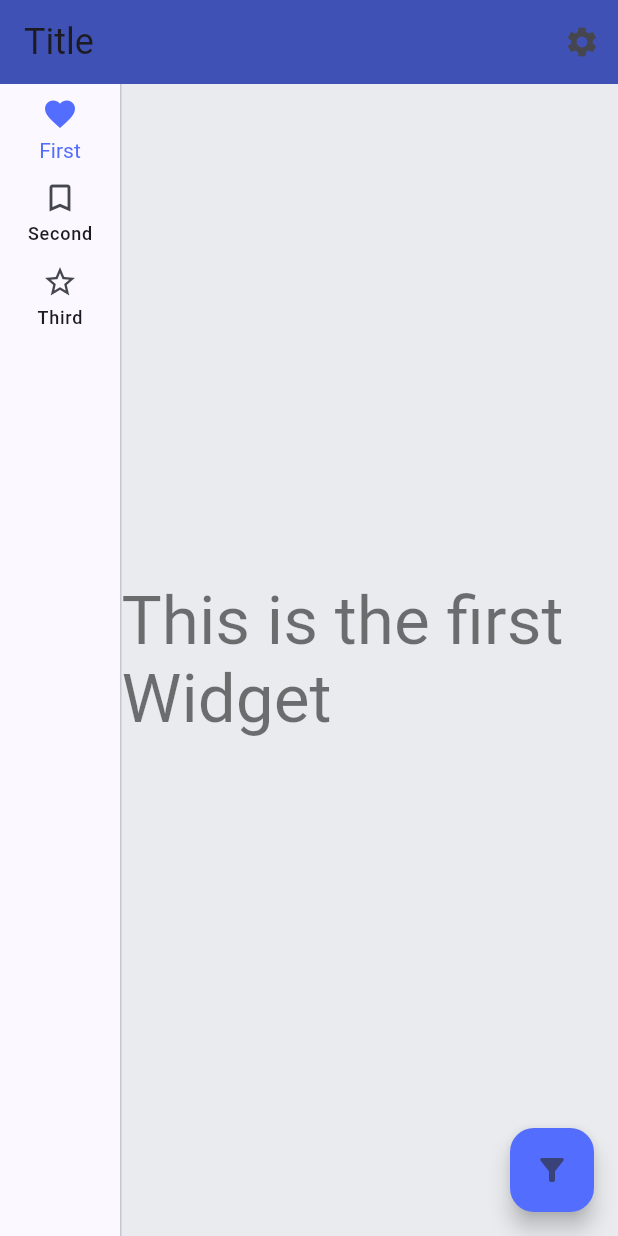
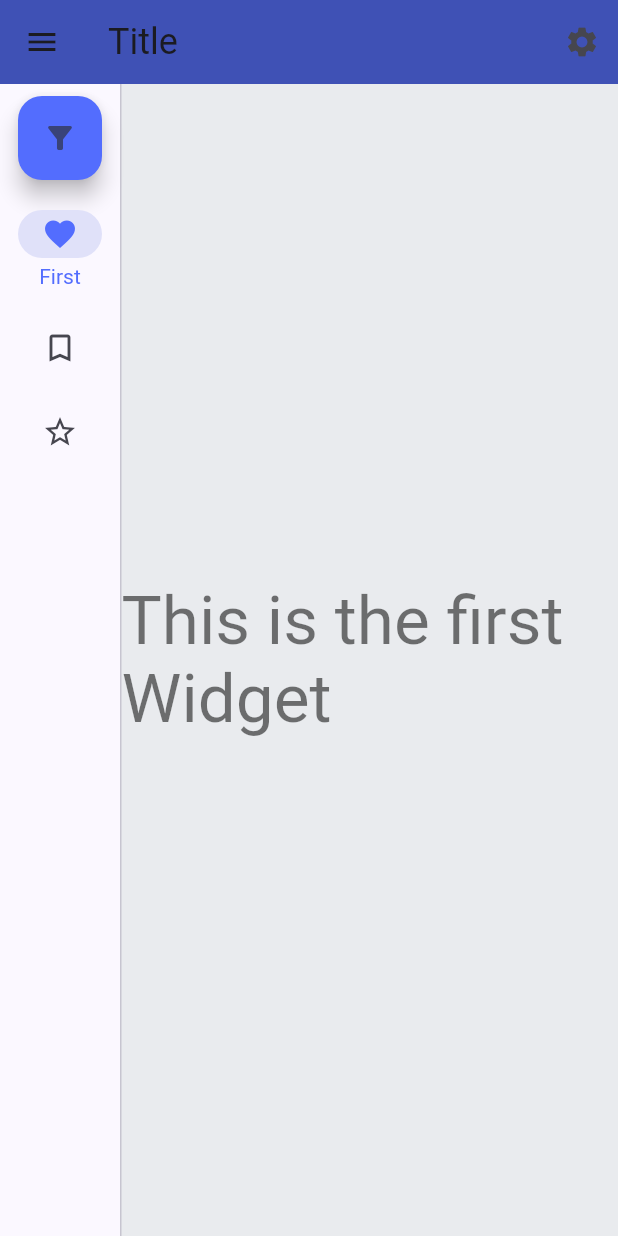
Before and after one commit to NatanAmorim/curie_app, a Flutter app: the screen it shows after launch, on a phone screen of 412 x 824 dp. Run offline on Flutter 3.47's test engine with Material 2 defaults, Android fonts, the phone set to English and light mode, and no system bars; our stand-ins replace shared_preferences; generated files the repository leaves out were written again.

Commit message:
v2022.0.9-Pre-Alpha

```diff
--- a/lib/src/templates/widgets/appbar_template.dart
+++ b/lib/src/templates/widgets/appbar_template.dart
@@ -5,6 +5,7 @@ import 'package:flutter_gen/gen_l10n/app_localizations.dart';
 AppBar appBarTemplate({
   required BuildContext context,
   required String title,
+  Widget? leading,
 }) {
   return AppBar(
     title: Text(
@@ -14,6 +15,7 @@ AppBar appBarTemplate({
         fontWeight: FontWeight.w400,
       ),
     ),
+    leading: leading,
     actions: <Widget>[
       IconButton(
         icon: const Icon(
--- a/lib/src/templates/widgets/navigation_rail_template.dart
+++ b/lib/src/templates/widgets/navigation_rail_template.dart
@@ -26,16 +26,19 @@ class _NavigationRailTemplateState extends State<NavigationRailTemplate> {
       labelType: NavigationRailLabelType.all,
       destinations: const <NavigationRailDestination>[
         NavigationRailDestination(
+          padding: EdgeInsets.only(top: 12),
           icon: Icon(Icons.favorite_border),
           selectedIcon: Icon(Icons.favorite),
           label: Text('First'),
         ),
         NavigationRailDestination(
+          padding: EdgeInsets.only(top: 12),
           icon: Icon(Icons.bookmark_border),
           selectedIcon: Icon(Icons.book),
           label: Text('Second'),
         ),
         NavigationRailDestination(
+          padding: EdgeInsets.only(top: 12),
           icon: Icon(Icons.star_border),
           selectedIcon: Icon(Icons.star),
           label: Text('Third'),
--- a/lib/src/views/navigation_test/navigation_test_screen.dart
+++ b/lib/src/views/navigation_test/navigation_test_screen.dart
@@ -13,6 +13,7 @@ class NavigationTestScreen extends StatefulWidget {
 class _NavigationTestScreenState extends State<NavigationTestScreen> {
   final GlobalKey<ScaffoldState> _scaffoldKey = GlobalKey<ScaffoldState>();
   int _selectedIndex = 0;
+  bool isExtended = false;
 
   @override
   Widget build(BuildContext context) {
@@ -20,22 +21,21 @@ class _NavigationTestScreenState extends State<NavigationTestScreen> {
         child: Scaffold(
       key: _scaffoldKey,
       appBar: appBarTemplate(
-        context: context,
-        title: 'Title',
-      ),
+          context: context,
+          title: 'Title',
+          leading: IconButton(
+            onPressed: () => setState(() => isExtended = !isExtended),
+            icon: const Icon(Icons.menu),
+          )),
       endDrawer: const Drawer(
         backgroundColor: Colors.green,
         child: Center(child: Text('This is a side panel')),
       ),
-      floatingActionButton: FloatingActionButton(
-        tooltip: 'Filters',
-        onPressed: () => _scaffoldKey.currentState!.openEndDrawer(),
-        child: const Icon(Icons.filter_alt),
-      ),
       body: Row(
         children: [
           NavigationRail(
-            useIndicator: false,
+            extended: isExtended,
+            useIndicator: true,
             selectedIconTheme:
                 IconThemeData(color: Theme.of(context).colorScheme.secondary),
             selectedLabelTextStyle:
@@ -46,22 +46,39 @@ class _NavigationTestScreenState extends State<NavigationTestScreen> {
                 _selectedIndex = index;
               });
             },
-            labelType: NavigationRailLabelType.all,
-            destinations: const [
+            labelType: isExtended
+                ? NavigationRailLabelType.none
+                : NavigationRailLabelType.selected,
+            leading: isExtended
+                ? FloatingActionButton.extended(
+                    tooltip: 'Filters',
+                    onPressed: () => _scaffoldKey.currentState!.openEndDrawer(),
+                    icon: const Icon(Icons.filter_alt),
+                    label: const Text('Filters'),
+                  )
+                : FloatingActionButton(
+                    tooltip: 'Filters',
+                    onPressed: () => _scaffoldKey.currentState!.openEndDrawer(),
+                    child: const Icon(Icons.filter_alt),
+                  ),
+            destinations: [
               NavigationRailDestination(
-                icon: Icon(Icons.favorite_border),
-                selectedIcon: Icon(Icons.favorite),
-                label: Text('First'),
+                padding: EdgeInsets.only(top: isExtended ? 0 : 12),
+                icon: const Icon(Icons.favorite_border),
+                selectedIcon: const Icon(Icons.favorite),
+                label: const Text('First'),
               ),
               NavigationRailDestination(
-                icon: Icon(Icons.bookmark_border),
-                selectedIcon: Icon(Icons.book),
-                label: Text('Second'),
+                padding: EdgeInsets.only(top: isExtended ? 0 : 12),
+                icon: const Icon(Icons.bookmark_border),
+                selectedIcon: const Icon(Icons.book),
+                label: const Text('Second'),
               ),
               NavigationRailDestination(
-                icon: Icon(Icons.star_border),
-                selectedIcon: Icon(Icons.star),
-                label: Text('Third'),
+                padding: EdgeInsets.only(top: isExtended ? 0 : 12),
+                icon: const Icon(Icons.star_border),
+                selectedIcon: const Icon(Icons.star),
+                label: const Text('Third'),
               ),
             ],
           ),
--- a/pubspec.yaml
+++ b/pubspec.yaml
@@ -11,7 +11,7 @@ description: (Pre-Alpha) Open-source app created to be my template and feature p
 # In iOS, build-name is used as CFBundleShortVersionString while build-number used as CFBundleVersion.
 # Read more about iOS versioning at
 # https://developer.apple.com/library/archive/documentation/General/Reference/InfoPlistKeyReference/Articles/CoreFoundationKeys.html
-version: 2022.0.8-pre-alpha
+version: 2022.0.9-pre-alpha
 
 # The following line prevents the package from being accidentally published to
 # pub.dev using `flutter pub publish`. This is preferred for private packages.
@@ -82,7 +82,7 @@ msix_config:
   # identity_name: 48434MySoftware.MyFlutterApp
   # publisher: CN=BF212345-5644-46DF-8668-012044C1B138
   logo_path: assets\images\flutter_logo.png
-  msix_version: 2022.0.8
+  msix_version: 2022.0.9
   # store: true
   # https://docs.microsoft.com/en-us/windows/uwp/packaging/app-capability-declarations
   capabilities: "internetClient"
```
Also changed, not shown: 1 other file.
